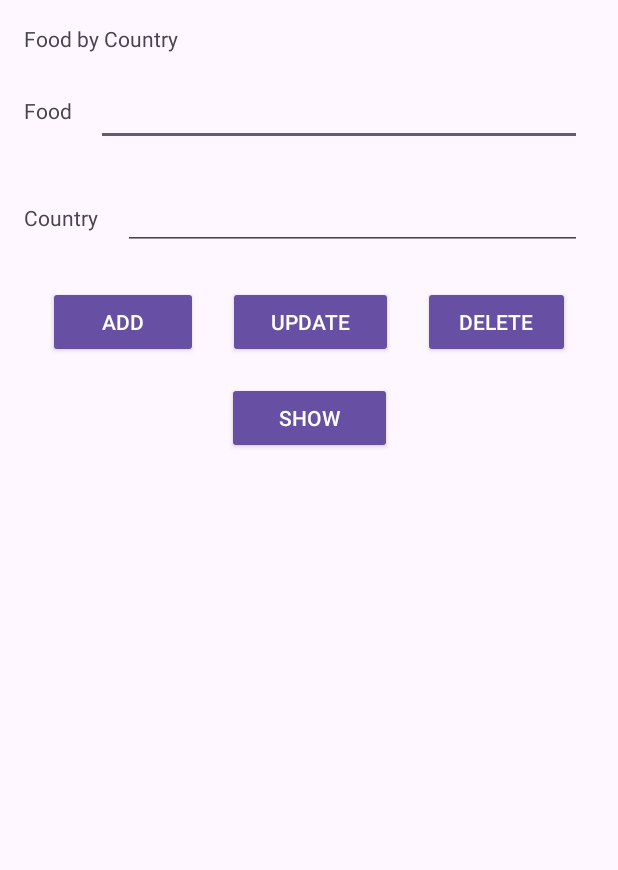
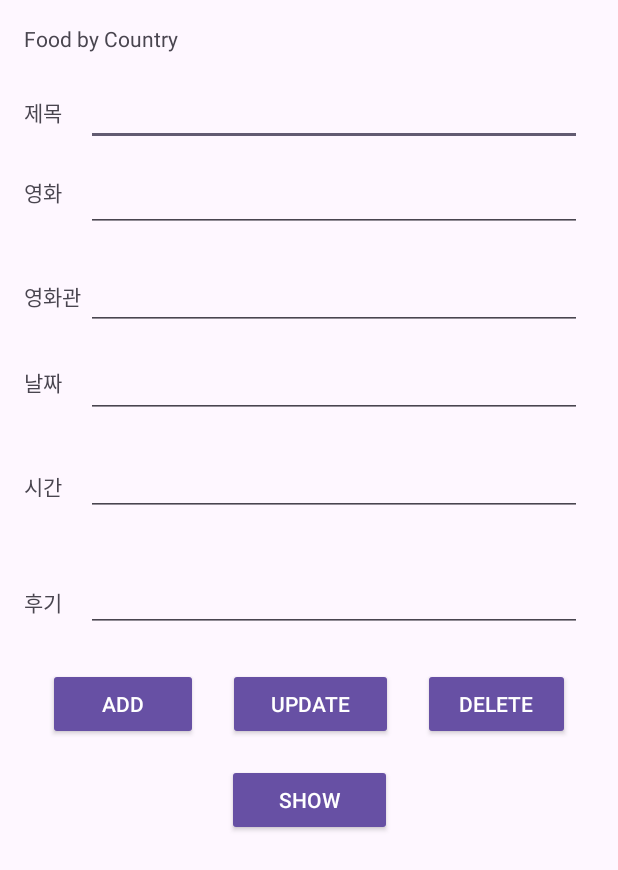
Before and after one commit to dokyung-kang/MovieLog, an Android app: the layout activity_detail.xml on its own in the app's theme, with its tools: preview values and no code run, on a phone screen of 412 x 824 dp. Shown: the top 870 px of the screen. Run offline under Robolectric (Android 15) with nearby library versions, the phone set to English and light mode, and no system bars.

Commit message:
add: 영화 기록 필요 컬럼 다 넣기

```diff
--- a/app/src/main/java/ddwu/com/mobile/movieapp/DetailActivity.kt
+++ b/app/src/main/java/ddwu/com/mobile/movieapp/DetailActivity.kt
@@ -33,19 +33,9 @@ class DetailActivity : AppCompatActivity() {
         db = DiaryDatabase.getDatabase(this)
         diaryDao = db.diaryDao()
 
-        /*RecyclerView 의 layoutManager 지정*/
-        binding.diaryRecyclerView.layoutManager = LinearLayoutManager(this).apply {
-            orientation = LinearLayoutManager.VERTICAL
-        }
 
         /*샘플 데이터, DB 사용 시 DB에서 읽어온 데이터로 대체 필요*/
         val diarys = ArrayList<Diary>()
-        diarys.add(Diary(1,"된장찌개", "한국"))
-        diarys.add(Diary(2,"김치찌개", "한국"))
-        diarys.add(Diary(3,"마라탕", "중국"))
-        diarys.add(Diary(4,"훠궈", "중국"))
-        diarys.add(Diary(5,"스시", "일본"))
-        diarys.add(Diary(6,"오코노미야키", "일본"))
 
         diaryAdapter = DetailAdapter(diarys)
 
@@ -57,16 +47,14 @@ class DetailActivity : AppCompatActivity() {
         }
         diaryAdapter.setOnItemLongClickListener(onLongClickListener)
 
-        binding.diaryRecyclerView.adapter = diaryAdapter
-
-        showAllDiarys()
-
         binding.btnShow.setOnClickListener{
             showDiaryByTitle(binding.etTItle.getText().toString())
         }
 
         binding.btnInsert.setOnClickListener{
-            addDiary( Diary(0, binding.etTItle.getText().toString(), binding.etContent.getText().toString()) )
+            addDiary( Diary(0, binding.etTItle.getText().toString(), binding.etMovieNm.getText().toString(),
+                binding.etCinema.getText().toString(), binding.etCrateDate.getText().toString(),
+                binding.etTime.getText().toString(), binding.etContent.getText().toString()) )
         }
 
         binding.btnUpdate.setOnClickListener {
@@ -106,23 +94,5 @@ class DetailActivity : AppCompatActivity() {
         }
     }
 
-    fun showAllDiarys() {
 
-
-        CoroutineScope(Dispatchers.IO).launch {
-//        초기 값 미리 db에 세팅 (showAllFoods() 제대로 작동되는지 확인용
-//        addFood(Food(1,"된장찌개", "한국"))
-//        addFood(Food(2,"김치찌개", "한국"))
-//        addFood(Food(3,"마라탕", "중국"))
-//        addFood(Food(4,"훠궈", "중국"))
-//        addFood(Food(5,"스시", "일본"))
-//        addFood(Food(6,"오코노미야키", "일본"))
-            val flowDiarys: Flow<List<Diary>> = diaryDao.getAllDiarys()
-            flowDiarys.collect{ diarys ->
-                for (diary in diarys) {
-                    Log.d(TAG, diary.toString())
-                }
-            }
-        }
-    }
 }
--- a/app/src/main/java/ddwu/com/mobile/movieapp/DiaryActivity.kt
+++ b/app/src/main/java/ddwu/com/mobile/movieapp/DiaryActivity.kt
@@ -71,7 +71,7 @@ class DiaryActivity : AppCompatActivity()  {
             flowDiarys.collect{ diaries ->
                 diarys.clear() // 기존 데이터를 지우고 새로 받아온 데이터로 채웁니다.
                 for (diary in diaries) {
-                    diarys.add(Diary(diary._id, diary.title, diary.dContent))
+                    diarys.add(Diary(diary._id, diary.title, diary.movieNm, diary.cimena, diary.createDate, diary.createTime, diary.dContent))
                 }
                 // 데이터가 갱신되었으므로 어댑터에 알려줍니다.
                 runOnUiThread {
--- a/app/src/main/java/ddwu/com/mobile/movieapp/data/Diary.kt
+++ b/app/src/main/java/ddwu/com/mobile/movieapp/data/Diary.kt
@@ -10,10 +10,18 @@ data class Diary(
 
     var title: String?,
 
-    var dContent: String?
+    var movieNm: String?,
+
+    var cimena: String?,
+
+    var createDate: String?,
+
+    var createTime: String?,
+
+    var dContent: String?,
 )
 {
     override fun toString(): String {
-        return "$_id - $title ($dContent)"
+        return "번호: $_id 제목: $title 영화: $movieNm 영화관: $cimena 날짜: $createDate 시간: $createTime 내용: $dContent"
     }
 }
--- a/app/src/main/res/layout/activity_detail.xml
+++ b/app/src/main/res/layout/activity_detail.xml
@@ -12,9 +12,49 @@
         android:layout_height="wrap_content"
         android:layout_marginStart="16dp"
         android:layout_marginTop="64dp"
-        android:text="Food"
+        android:text="제목"
         app:layout_constraintStart_toStartOf="parent"
         app:layout_constraintTop_toTopOf="parent" />
+
+    <TextView
+        android:id="@+id/textView5"
+        android:layout_width="wrap_content"
+        android:layout_height="wrap_content"
+        android:layout_marginStart="16dp"
+        android:layout_marginTop="48dp"
+        android:text="시간"
+        app:layout_constraintStart_toStartOf="parent"
+        app:layout_constraintTop_toBottomOf="@+id/textView8" />
+
+    <TextView
+        android:id="@+id/textView6"
+        android:layout_width="wrap_content"
+        android:layout_height="wrap_content"
+        android:layout_marginStart="16dp"
+        android:layout_marginTop="32dp"
+        android:text="영화"
+        app:layout_constraintStart_toStartOf="parent"
+        app:layout_constraintTop_toBottomOf="@+id/textView" />
+
+    <TextView
+        android:id="@+id/textView7"
+        android:layout_width="wrap_content"
+        android:layout_height="wrap_content"
+        android:layout_marginStart="16dp"
+        android:layout_marginTop="48dp"
+        android:text="영화관"
+        app:layout_constraintStart_toStartOf="parent"
+        app:layout_constraintTop_toBottomOf="@+id/textView6" />
+
+    <TextView
+        android:id="@+id/textView8"
+        android:layout_width="wrap_content"
+        android:layout_height="wrap_content"
+        android:layout_marginStart="16dp"
+        android:layout_marginTop="36dp"
+        android:text="날짜"
+        app:layout_constraintStart_toStartOf="parent"
+        app:layout_constraintTop_toBottomOf="@+id/textView7" />
 
     <EditText
         android:id="@+id/etTItle"
@@ -30,27 +70,84 @@
         app:layout_constraintStart_toEndOf="@+id/textView"
         app:layout_constraintTop_toTopOf="parent" />
 
+    <EditText
+        android:id="@+id/etMovieNm"
+        android:layout_width="0dp"
+        android:layout_height="wrap_content"
+        android:layout_marginStart="16dp"
+        android:layout_marginTop="12dp"
+        android:layout_marginEnd="24dp"
+        android:ems="10"
+        android:inputType="textShortMessage"
+        app:layout_constraintEnd_toEndOf="parent"
+        app:layout_constraintHorizontal_bias="0.0"
+        app:layout_constraintStart_toEndOf="@+id/textView"
+        app:layout_constraintTop_toBottomOf="@+id/etTItle" />
+
+    <EditText
+        android:id="@+id/etCinema"
+        android:layout_width="0dp"
+        android:layout_height="wrap_content"
+        android:layout_marginStart="16dp"
+        android:layout_marginTop="20dp"
+        android:layout_marginEnd="24dp"
+        android:ems="10"
+        android:inputType="textShortMessage"
+        app:layout_constraintEnd_toEndOf="parent"
+        app:layout_constraintHorizontal_bias="0.0"
+        app:layout_constraintStart_toEndOf="@+id/textView"
+        app:layout_constraintTop_toBottomOf="@+id/etMovieNm" />
+
+    <EditText
+        android:id="@+id/etCrateDate"
+        android:layout_width="0dp"
+        android:layout_height="wrap_content"
+        android:layout_marginStart="16dp"
+        android:layout_marginTop="136dp"
+        android:layout_marginEnd="24dp"
+        android:ems="10"
+        android:inputType="textShortMessage"
+        app:layout_constraintEnd_toEndOf="parent"
+        app:layout_constraintHorizontal_bias="0.0"
+        app:layout_constraintStart_toEndOf="@+id/textView"
+        app:layout_constraintTop_toBottomOf="@+id/etTItle" />
+
+    <EditText
+        android:id="@+id/etTime"
+        android:layout_width="0dp"
+        android:layout_height="wrap_content"
+        android:layout_marginStart="16dp"
+        android:layout_marginTop="20dp"
+        android:layout_marginEnd="24dp"
+        android:ems="10"
+        android:inputType="textShortMessage"
+        app:layout_constraintEnd_toEndOf="parent"
+        app:layout_constraintHorizontal_bias="0.0"
+        app:layout_constraintStart_toEndOf="@+id/textView"
+        app:layout_constraintTop_toBottomOf="@+id/etCrateDate" />
+
     <TextView
         android:id="@+id/textView2"
         android:layout_width="wrap_content"
         android:layout_height="wrap_content"
         android:layout_marginStart="16dp"
-        android:layout_marginTop="52dp"
-        android:text="Country"
+        android:layout_marginTop="56dp"
+        android:text="후기"
         app:layout_constraintStart_toStartOf="parent"
-        app:layout_constraintTop_toBottomOf="@+id/textView" />
+        app:layout_constraintTop_toBottomOf="@+id/textView5" />
 
     <EditText
         android:id="@+id/etContent"
         android:layout_width="0dp"
         android:layout_height="wrap_content"
         android:layout_marginStart="16dp"
-        android:layout_marginTop="24dp"
+        android:layout_marginTop="32dp"
         android:layout_marginEnd="24dp"
         android:ems="10"
         app:layout_constraintEnd_toEndOf="parent"
+        app:layout_constraintHorizontal_bias="0.0"
         app:layout_constraintStart_toEndOf="@+id/textView2"
-        app:layout_constraintTop_toBottomOf="@+id/etTItle" />
+        app:layout_constraintTop_toBottomOf="@+id/etTime" />
 
     <Button
         android:id="@+id/btnInsert"
@@ -106,17 +203,4 @@
         app:layout_constraintStart_toStartOf="parent"
         app:layout_constraintTop_toTopOf="parent" />
 
-    <androidx.recyclerview.widget.RecyclerView
-        android:id="@+id/diaryRecyclerView"
-        android:layout_width="0dp"
-        android:layout_height="0dp"
-        android:layout_marginStart="16dp"
-        android:layout_marginTop="16dp"
-        android:layout_marginEnd="16dp"
-        android:layout_marginBottom="16dp"
-        app:layout_constraintBottom_toBottomOf="parent"
-        app:layout_constraintEnd_toEndOf="parent"
-        app:layout_constraintStart_toStartOf="parent"
-        app:layout_constraintTop_toBottomOf="@+id/btnShow" />
-
 </androidx.constraintlayout.widget.ConstraintLayout>
```
